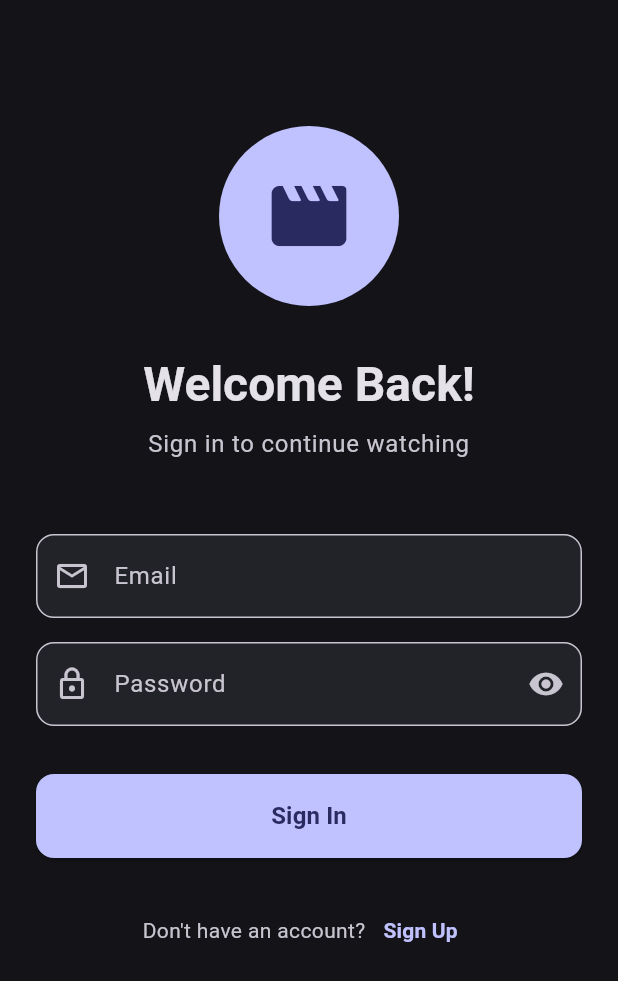
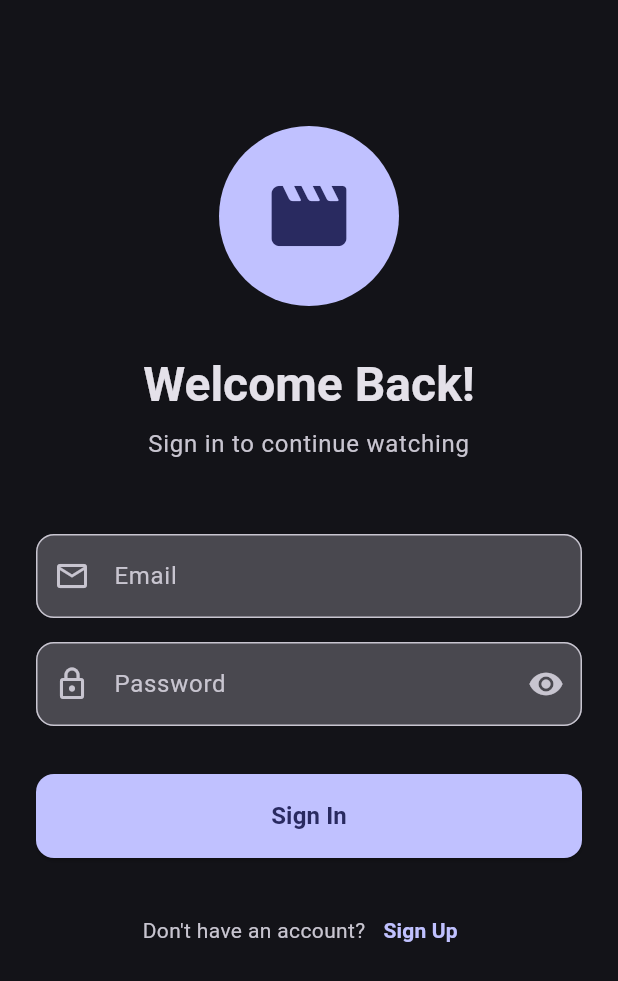
Before and after one commit to sants21/movie-review-app, a Flutter app: the LoginScreen screen opened directly, on a phone screen of 412 x 824 dp. Shown: the top 981 px of the screen. Run offline on Flutter 3.47's test engine with Material 3 defaults, Android fonts, the phone set to English and light mode, and no system bars; our stand-ins replace firebase_auth, firebase_core, shared_preferences, smooth_page_indicator; accounts and stored records are empty.

Commit message:
fix: opacity error

```diff
--- a/lib/screens/auth/login_screen.dart
+++ b/lib/screens/auth/login_screen.dart
@@ -103,7 +103,7 @@ class _LoginScreenState extends State<LoginScreen> {
                         borderRadius: BorderRadius.circular(12),
                       ),
                       filled: true,
-                      fillColor: Theme.of(context).colorScheme.surfaceVariant.withOpacity(0.3),
+                      fillColor: Theme.of(context).colorScheme.onSurfaceVariant.withValues(alpha: 0.3),
                     ),
                     validator: (value) {
                       if (value == null || value.isEmpty) return 'Please enter your email';
@@ -128,7 +128,7 @@ class _LoginScreenState extends State<LoginScreen> {
                         borderRadius: BorderRadius.circular(12),
                       ),
                       filled: true,
-                      fillColor: Theme.of(context).colorScheme.surfaceVariant.withOpacity(0.3),
+                      fillColor: Theme.of(context).colorScheme.onSurfaceVariant.withValues(alpha: 0.3),
                     ),
                     validator: (value) {
                       if (value == null || value.isEmpty) return 'Please enter your password';
--- a/lib/screens/onboarding/onboarding_pages.dart
+++ b/lib/screens/onboarding/onboarding_pages.dart
@@ -15,7 +15,7 @@ final onboardingPages = [
         Container(
           padding: const EdgeInsets.all(32),
           decoration: BoxDecoration(
-            color: Colors.white.withOpacity(0.2),
+            color: Colors.white.withValues(alpha: 0.2),
             shape: BoxShape.circle,
           ),
           child: const Icon(
@@ -63,7 +63,7 @@ final onboardingPages = [
         Container(
           padding: const EdgeInsets.all(32),
           decoration: BoxDecoration(
-            color: Colors.white.withOpacity(0.2),
+            color: Colors.white.withValues(alpha: 0.2),
             shape: BoxShape.circle,
           ),
           child: const Icon(
@@ -111,7 +111,7 @@ final onboardingPages = [
         Container(
           padding: const EdgeInsets.all(32),
           decoration: BoxDecoration(
-            color: Colors.white.withOpacity(0.2),
+            color: Colors.white.withValues(alpha: 0.2),
             shape: BoxShape.circle,
           ),
           child: const Icon(
--- a/lib/screens/onboarding/onboarding_screen.dart
+++ b/lib/screens/onboarding/onboarding_screen.dart
@@ -29,7 +29,7 @@ class _OnboardingScreenState extends State<OnboardingScreen> {
         padding: const EdgeInsets.symmetric(horizontal: 24, vertical: 16),
         height: 100,
         decoration: BoxDecoration(
-          color: Colors.black.withOpacity(0.8),
+          color: Colors.black.withValues(alpha: 0.8),
           borderRadius: const BorderRadius.only(
             topLeft: Radius.circular(24),
             topRight: Radius.circular(24),
```
